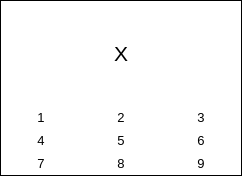
First picture: the form in sudokuitemwidget.ui, repository benapetr/sudoku, before the edit.
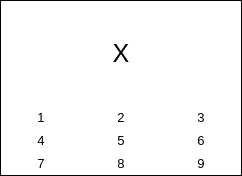
Second picture: the form after the edit.

Patch:
```diff
--- a/sudokuitemwidget.ui
+++ b/sudokuitemwidget.ui
@@ -791,7 +791,7 @@
      </property>
      <property name="font">
       <font>
-       <pointsize>16</pointsize>
+       <pointsize>19</pointsize>
       </font>
      </property>
      <property name="autoFillBackground">
```
